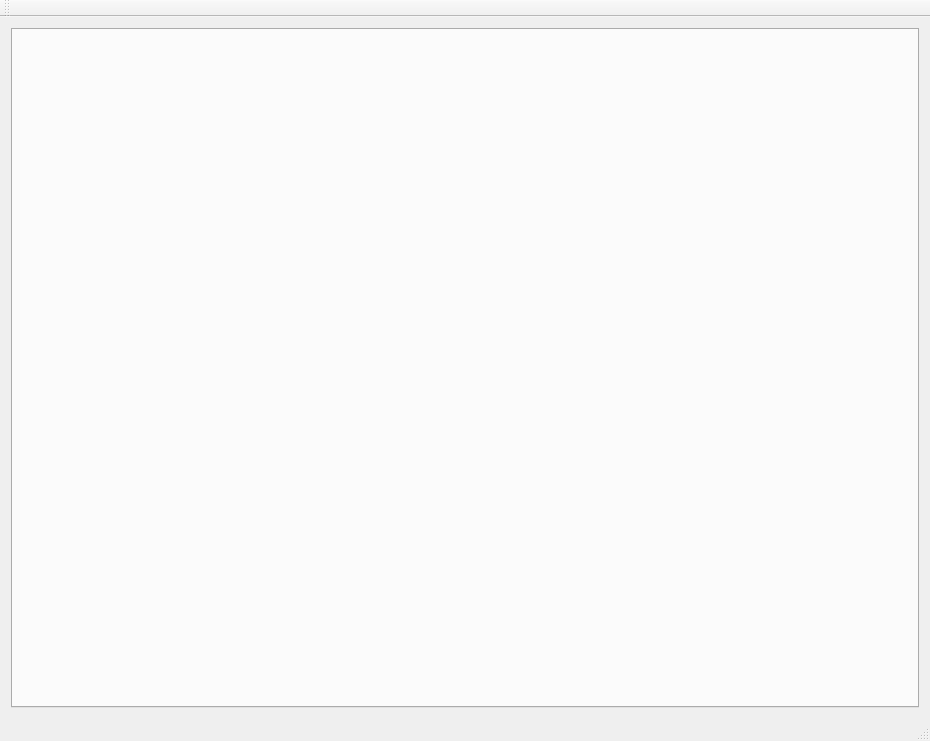
The window that StandGenerator/mainwindow.ui (breton75/ksuts) describes before a commit, drawn with Qt 5.
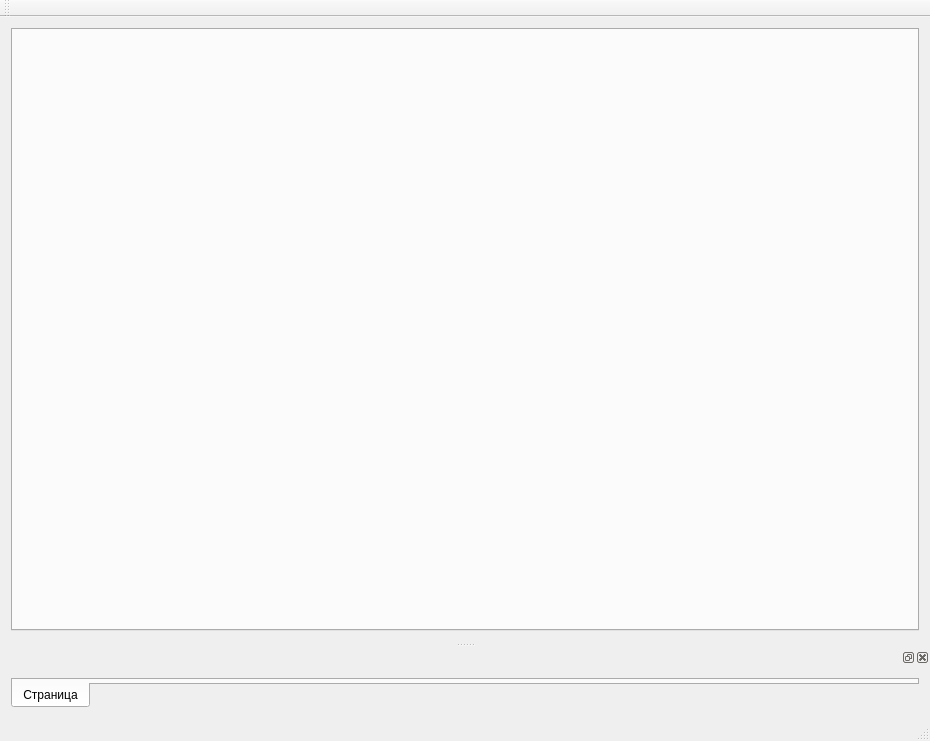
The same window after the commit.

Diff of the .ui file:
```diff
--- a/StandGenerator/mainwindow.ui
+++ b/StandGenerator/mainwindow.ui
@@ -43,6 +43,30 @@
    </attribute>
   </widget>
   <widget class="QStatusBar" name="statusBar"/>
+  <widget class="QDockWidget" name="dockWidget">
+   <attribute name="dockWidgetArea">
+    <number>8</number>
+   </attribute>
+   <widget class="QWidget" name="dockWidgetContents">
+    <layout class="QVBoxLayout" name="verticalLayout_2">
+     <item>
+      <widget class="QTabWidget" name="tabLogs">
+       <property name="tabPosition">
+        <enum>QTabWidget::South</enum>
+       </property>
+       <property name="currentIndex">
+        <number>0</number>
+       </property>
+       <widget class="QWidget" name="tab">
+        <attribute name="title">
+         <string>Страница</string>
+        </attribute>
+       </widget>
+      </widget>
+     </item>
+    </layout>
+   </widget>
+  </widget>
  </widget>
  <layoutdefault spacing="6" margin="11"/>
  <resources/>
```
Left out of the diff: 2 changed lines with no effect on the pictures.
